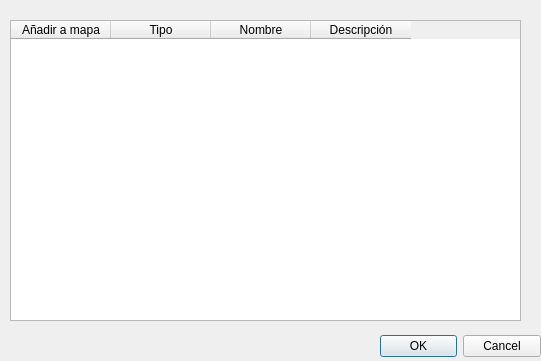
The window that serviciosidee2qgis/serviciosIDEE2QGIS_dialog_base.ui (IngenieroGeomatico/serviciosIDEE2QGIS) describes before a commit, drawn with Qt 5.
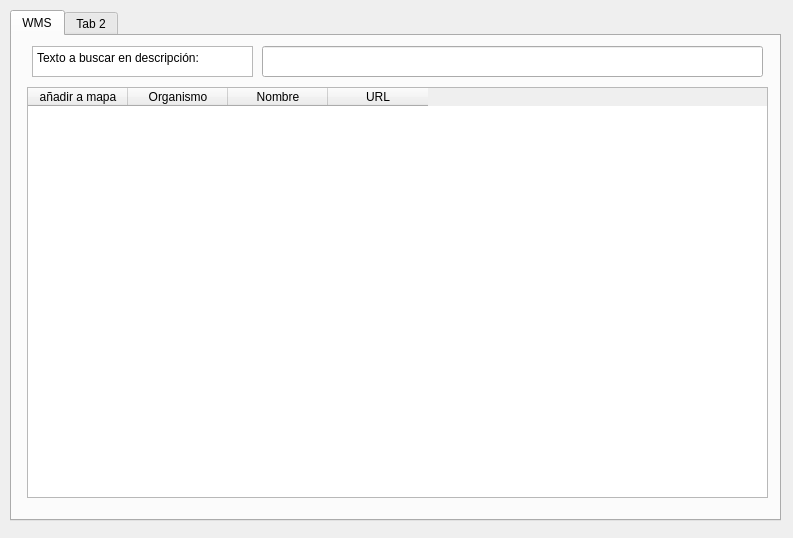
The same window after the commit.

Commit message: SE avanza con la carga de WMS

Diff of the .ui file:
```diff
--- a/serviciosidee2qgis/serviciosIDEE2QGIS_dialog_base.ui
+++ b/serviciosidee2qgis/serviciosIDEE2QGIS_dialog_base.ui
@@ -6,46 +6,46 @@
    <rect>
     <x>0</x>
     <y>0</y>
-    <width>541</width>
-    <height>361</height>
+    <width>793</width>
+    <height>538</height>
    </rect>
   </property>
   <property name="windowTitle">
    <string>serviciosIDEE2QGIS</string>
   </property>
-  <widget class="QDialogButtonBox" name="button_box">
-   <property name="geometry">
-    <rect>
-     <x>380</x>
-     <y>330</y>
-     <width>161</width>
-     <height>32</height>
-    </rect>
-   </property>
-   <property name="orientation">
-    <enum>Qt::Horizontal</enum>
-   </property>
-   <property name="standardButtons">
-    <set>QDialogButtonBox::Cancel|QDialogButtonBox::Ok</set>
-   </property>
-  </widget>
-  <widget class="QTableWidget" name="tableWidget">
+  <widget class="QTabWidget" name="tabWidget_WMS">
    <property name="geometry">
     <rect>
      <x>10</x>
-     <y>20</y>
-     <width>511</width>
-     <height>301</height>
+     <y>10</y>
+     <width>771</width>
+     <height>511</height>
+    </rect>
+   </property>
+   <property name="currentIndex">
+    <number>0</number>
+   </property>
+   <widget class="QWidget" name="WMS">
+    <attribute name="title">
+     <string>WMS</string>
+    </attribute>
+    <widget class="QTableWidget" name="tableWidget_WMS">
+     <property name="geometry">
+      <rect>
+       <x>15</x>
+       <y>51</y>
+       <width>741</width>
+       <height>411</height>
     </rect>
    </property>
    <column>
     <property name="text">
-     <string>Añadir a mapa</string>
+       <string>añadir a mapa</string>
     </property>
    </column>
    <column>
     <property name="text">
-     <string>Tipo</string>
+       <string>Organismo</string>
     </property>
    </column>
    <column>
@@ -55,9 +55,39 @@
    </column>
    <column>
     <property name="text">
-     <string>Descripción</string>
-    </property>
-   </column>
+       <string>URL</string>
+      </property>
+     </column>
+    </widget>
+    <widget class="QLineEdit" name="lineEditBuscar">
+     <property name="geometry">
+      <rect>
+       <x>250</x>
+       <y>10</y>
+       <width>501</width>
+       <height>31</height>
+      </rect>
+     </property>
+    </widget>
+    <widget class="QPlainTextEdit" name="plainTextEdit">
+     <property name="geometry">
+      <rect>
+       <x>20</x>
+       <y>10</y>
+       <width>221</width>
+       <height>31</height>
+      </rect>
+     </property>
+     <property name="plainText">
+      <string>Texto a buscar en descripción:</string>
+     </property>
+    </widget>
+   </widget>
+   <widget class="QWidget" name="tab_2">
+    <attribute name="title">
+     <string>Tab 2</string>
+    </attribute>
+   </widget>
   </widget>
  </widget>
  <resources/>
```
Left out of the diff: 35 changed lines with no effect on the pictures. Lines whose indentation alone changed are shown as unchanged. The commit also changes 2 other files.
